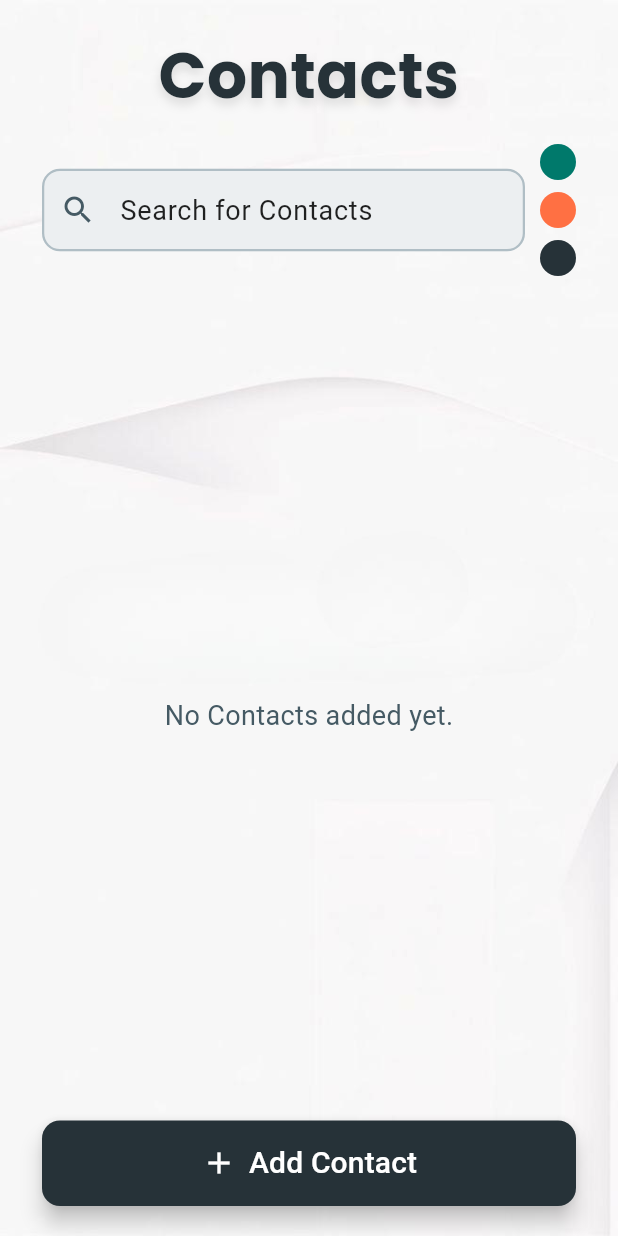
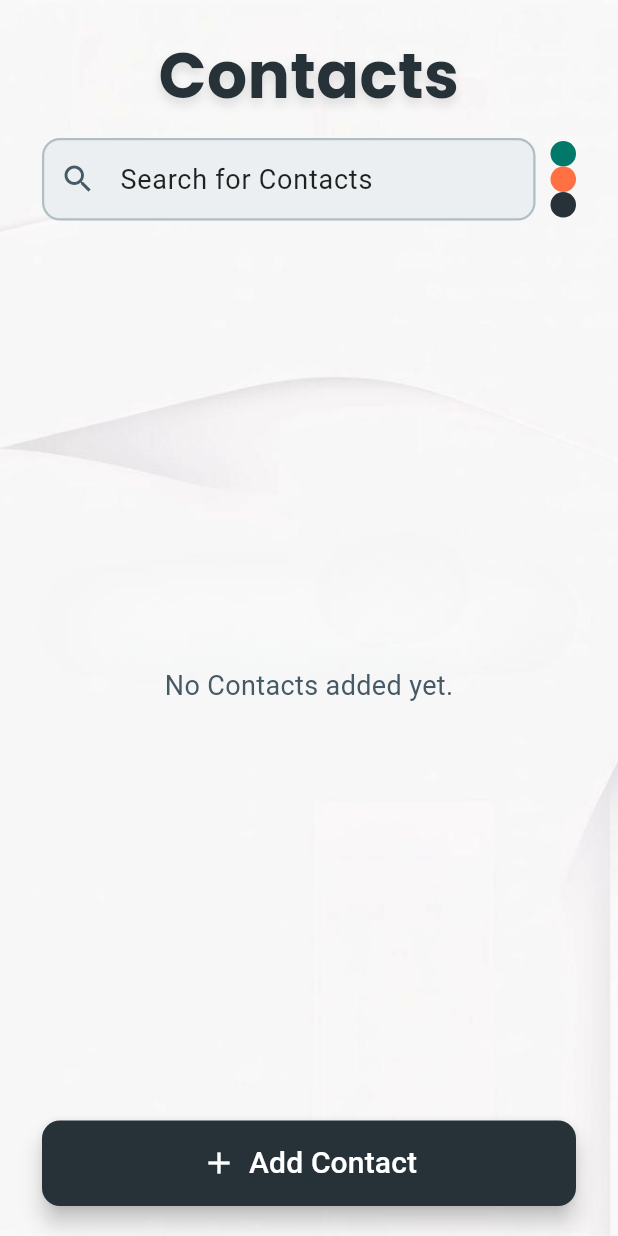
Before and after one commit to Elwaliid/CRM, a Flutter app: the ContactsScreen screen opened directly, on a phone screen of 412 x 824 dp. Run offline on Flutter 3.47's test engine with Material 3 defaults, Android fonts, the phone set to English and light mode, and no system bars; our stand-ins replace calendar_view, firebase_auth, firebase_core, fl_chart, get, google_fonts and 3 more; missing offline and left inert: day_night_time_picker; accounts and stored records are empty; network calls fail.

Commit message:
improving type circles ui

```diff
--- a/crm_frontend/lib/view/Home_screens/contacts_screen.dart
+++ b/crm_frontend/lib/view/Home_screens/contacts_screen.dart
@@ -179,8 +179,10 @@ class _ContactsScreenState extends State<ContactsScreen> {
                       ),
                     ),
                     const SizedBox(width: 10),
+                    ///////////////////////////////////////////////////////////// Type filter
                     Column(
                       children: [
+                        /////////////////// client circle
                         GestureDetector(
                           onTap: () {
                             setState(() {
@@ -191,9 +193,9 @@ class _ContactsScreenState extends State<ContactsScreen> {
                             });
                           },
                           child: Container(
-                            width: 24,
-                            height: 24,
-                            margin: const EdgeInsets.symmetric(vertical: 4),
+                            width: 17,
+                            height: 17,
+
                             decoration: BoxDecoration(
                               color: contentColorGreen,
                               shape: BoxShape.circle,
@@ -203,6 +205,7 @@ class _ContactsScreenState extends State<ContactsScreen> {
                             ),
                           ),
                         ),
+                        /////////////////// Lead circle
                         GestureDetector(
                           onTap: () {
                             setState(() {
@@ -213,9 +216,9 @@ class _ContactsScreenState extends State<ContactsScreen> {
                             });
                           },
                           child: Container(
-                            width: 24,
-                            height: 24,
-                            margin: const EdgeInsets.symmetric(vertical: 4),
+                            width: 17,
+                            height: 17,
+
                             decoration: BoxDecoration(
                               color: deepOrange,
                               shape: BoxShape.circle,
@@ -225,6 +228,7 @@ class _ContactsScreenState extends State<ContactsScreen> {
                             ),
                           ),
                         ),
+                        /////////////////// Vendor circle
                         GestureDetector(
                           onTap: () {
                             setState(() {
@@ -235,9 +239,9 @@ class _ContactsScreenState extends State<ContactsScreen> {
                             });
                           },
                           child: Container(
-                            width: 24,
-                            height: 24,
-                            margin: const EdgeInsets.symmetric(vertical: 4),
+                            width: 17,
+                            height: 17,
+
                             decoration: BoxDecoration(
                               color: primaryColor,
                               shape: BoxShape.circle,
```
